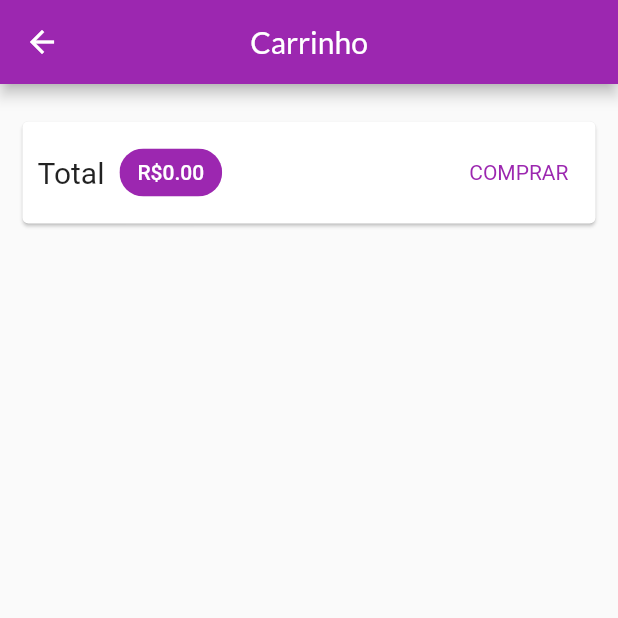
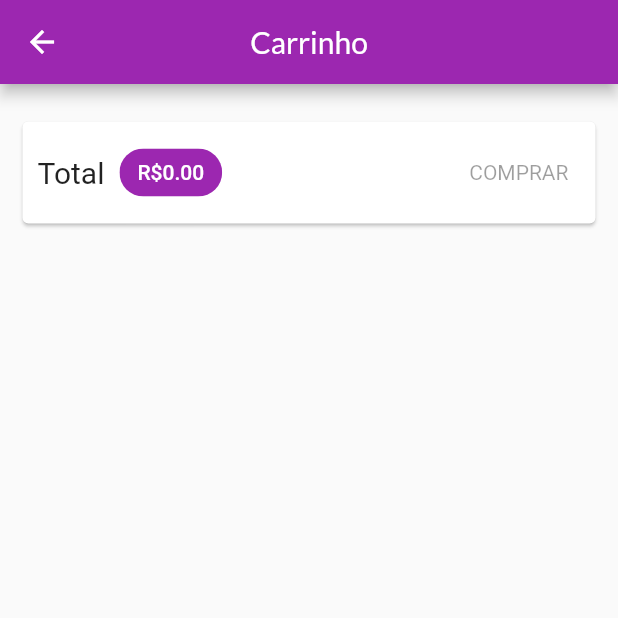
Before and after one commit to matheus161/shop-mobile, a Flutter app: the CartPage screen opened by its route, on a phone screen of 412 x 824 dp, the top half of it. Run offline on Flutter 3.47's test engine with Material 2 defaults, Android fonts, the phone set to English and light mode, and no system bars; network calls fail.

Commit message:
back-end integration

```diff
--- a/lib/components/order.dart
+++ b/lib/components/order.dart
@@ -48,7 +48,7 @@ class _OrderWidgetState extends State<OrderWidget> {
                         Text(
                           product.name,
                           style: const TextStyle(
-                            fontSize: 18,
+                            fontSize: 16,
                             fontWeight: FontWeight.bold,
                           ),
                         ),
--- /dev/null
+++ b/lib/exceptions/http_exception.dart
@@ -0,0 +1,14 @@
+class HttpException implements Exception {
+  final String msg;
+  final int statusCode;
+
+  HttpException({
+    required this.msg,
+    required this.statusCode,
+  });
+
+  @override
+  String toString() {
+    return msg;
+  }
+}
--- a/lib/pages/cart_page.dart
+++ b/lib/pages/cart_page.dart
@@ -50,24 +50,7 @@ class CartPage extends StatelessWidget {
                     ),
                   ),
                   const Spacer(),
-                  TextButton(
-                    child: Text('COMPRAR'),
-                    style: TextButton.styleFrom(
-                      textStyle: TextStyle(
-                        color: Theme.of(context).colorScheme.primary,
-                      ),
-                    ),
-                    onPressed: () {
-                      Provider.of<OrderList>(
-                        context,
-                        listen: false,
-                      ).addOrder(cart);
-
-                      cart.clear();
-
-                      Navigator.of(context).pushNamed(AppRoutes.HOME);
-                    },
-                  ),
+                  CartButton(cart: cart),
                 ],
               ),
             ),
@@ -83,3 +66,48 @@ class CartPage extends StatelessWidget {
     );
   }
 }
+
+class CartButton extends StatefulWidget {
+  const CartButton({
+    Key? key,
+    required this.cart,
+  }) : super(key: key);
+
+  final Cart cart;
+
+  @override
+  State<CartButton> createState() => _CartButtonState();
+}
+
+class _CartButtonState extends State<CartButton> {
+  bool _isLoading = false;
+
+  @override
+  Widget build(BuildContext context) {
+    return _isLoading
+        ? const CircularProgressIndicator()
+        : TextButton(
+            child: Text('COMPRAR'),
+            style: TextButton.styleFrom(
+              textStyle: TextStyle(
+                color: Theme.of(context).colorScheme.primary,
+              ),
+            ),
+            onPressed: widget.cart.itemsCount == 0
+                ? null
+                : () async {
+                    setState(() => _isLoading = true);
+
+                    await Provider.of<OrderList>(
+                      context,
+                      listen: false,
+                    ).addOrder(widget.cart);
+
+                    widget.cart.clear();
+                    setState(() => _isLoading = false);
+
+                    Navigator.of(context).pushNamed(AppRoutes.HOME);
+                  },
+          );
+  }
+}
--- /dev/null
+++ b/lib/utils/constants.dart
@@ -0,0 +1,6 @@
+class Constants {
+  static const PRODUCT_BASE_URL =
+      'https://shop-cod3r-2b27d-default-rtdb.firebaseio.com/products';
+  static const ORDER_BASE_URL =
+      'https://shop-cod3r-2b27d-default-rtdb.firebaseio.com/orders';
+}
--- a/pubspec.yaml
+++ b/pubspec.yaml
@@ -33,6 +33,7 @@ dependencies:
     sdk: flutter
   provider: ^5.0.0
   intl: ^0.17.0
+  http: ^0.13.3
 
   # The following adds the Cupertino Icons font to your application.
   # Use with the CupertinoIcons class for iOS style icons.
```
Also changed, not shown: lib/components/product_grid_item.dart (+1 -7 lines), lib/components/product_item.dart (+15 -5 lines), lib/models/order_list.dart (+60 -3 lines), lib/models/product.dart (+23 -1 lines), lib/models/product_list.dart (+87 -10 lines), lib/pages/orders_page.dart (+20 -4 lines), lib/pages/product_form_page.dart (+35 -11 lines), lib/pages/products_overview_page.dart (+19 -2 lines), lib/pages/products_page.dart (+11 -1 lines), pubspec.lock, 1 other file.
